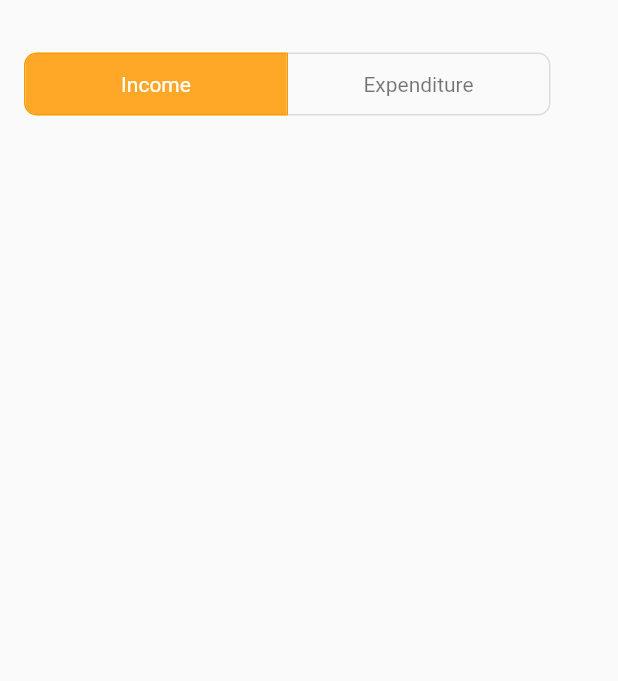
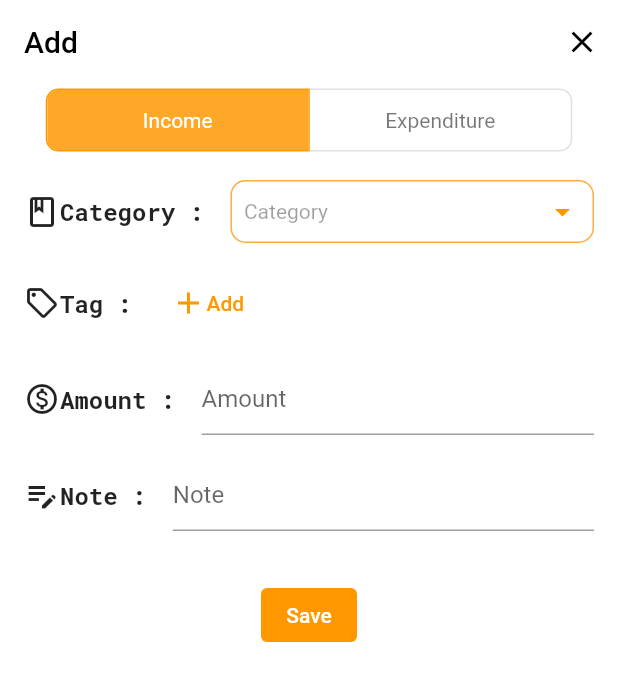
Before and after one commit to HCKUO1117/accounting, a Flutter app: the AddRecodePage screen opened directly, on a phone screen of 412 x 824 dp. Shown: the top 681 px of the screen. Run offline on Flutter 3.47's test engine with Material 2 defaults, Android fonts, the phone set to English and light mode, and no system bars; our stand-ins replace animated_bottom_navigation_bar, flutter_colorpicker, shared_preferences, sqflite, syncfusion_flutter_charts, syncfusion_flutter_datepicker; accounts and stored records are empty.

Commit message:
加入記帳(temp

```diff
--- a/lib/l10n/intl_en.arb
+++ b/lib/l10n/intl_en.arb
@@ -9,5 +9,10 @@
   "icon": "Icon",
   "color": "Color",
   "categoryName": "Category Name",
-  "pleaseEnterName": "Please enter a name"
+  "pleaseEnterName": "Please enter a name",
+  "add": "Add",
+  "edit": "Edit",
+  "amount": "Amount",
+  "note": "Note",
+  "save": "Save"
 }
--- a/lib/l10n/intl_zh_TW.arb
+++ b/lib/l10n/intl_zh_TW.arb
@@ -9,5 +9,10 @@
   "icon": "圖示",
   "color": "顏色",
   "categoryName": "分類名稱",
-  "pleaseEnterName": "請輸入名稱"
+  "pleaseEnterName": "請輸入名稱",
+  "add": "添加",
+  "edit": "編輯",
+  "amount": "金額",
+  "note": "註記",
+  "save": "儲存"
 }
--- a/lib/screens/category/category_screen.dart
+++ b/lib/screens/category/category_screen.dart
@@ -202,6 +202,7 @@ class _CategoryScreenState extends State<CategoryScreen> with TickerProviderStat
                                     topLeft: Radius.circular(20),
                                   ),
                                 ),
+                                isScrollControlled: true,
                                 context: context,
                                 builder: (context) => SingleChildScrollView(
                                   child: AnimatedPadding(
@@ -259,6 +260,7 @@ class _CategoryScreenState extends State<CategoryScreen> with TickerProviderStat
                           ),
                         ),
                         context: context,
+                        isScrollControlled: true,
                         builder: (context) => SingleChildScrollView(
                           child: AnimatedPadding(
                             duration: const Duration(milliseconds: 150),
--- a/lib/screens/dashboard/add_recode_page.dart
+++ b/lib/screens/dashboard/add_recode_page.dart
@@ -1,23 +1,50 @@
+import 'package:accounting/db/accounting_model.dart';
 import 'package:accounting/generated/l10n.dart';
+import 'package:accounting/screens/widget/fake_dropdown_button.dart';
 import 'package:flutter/material.dart';
 
 class AddRecodePage extends StatefulWidget {
-  const AddRecodePage({Key? key}) : super(key: key);
+  final AccountingModel? model;
+
+  const AddRecodePage({Key? key, this.model}) : super(key: key);
 
   @override
   State<AddRecodePage> createState() => _AddRecodePageState();
 }
 
 class _AddRecodePageState extends State<AddRecodePage> {
-  List<bool> _selectedIndex = [true, false];
+  final List<bool> _selectedIndex = [true, false];
+
+  final TextEditingController amount = TextEditingController();
+  final TextEditingController note = TextEditingController();
 
   @override
   Widget build(BuildContext context) {
-    return Padding(
+    return GestureDetector(
+      onTap: () {
+        FocusScope.of(context).unfocus();
+      },
+      child: Scaffold(
+        backgroundColor: Colors.white,
+        appBar: AppBar(
+          elevation: 0,
+          backgroundColor: Colors.white,
+          automaticallyImplyLeading: false,
+          title: Text(widget.model == null ? S.of(context).add : S.of(context).edit),
+          actions: [
+            IconButton(
+              onPressed: () {
+                Navigator.pop(context);
+              },
+              icon: const Icon(Icons.clear),
+            )
+          ],
+        ),
+        body: Container(
+          color: Colors.transparent,
           padding: const EdgeInsets.symmetric(horizontal: 16),
           child: Column(
             children: [
-          const SizedBox(height: 32),
               ToggleButtons(
                 direction: Axis.horizontal,
                 onPressed: (int index) {
@@ -43,7 +70,124 @@ class _AddRecodePageState extends State<AddRecodePage> {
                 ],
               ),
               const SizedBox(height: 16),
+              Row(
+                children: [
+                  const Icon(Icons.book_outlined),
+                  Text(
+                    '${S.of(context).category} : ',
+                    style: const TextStyle(
+                      fontSize: 16,
+                      fontWeight: FontWeight.bold,
+                      fontFamily: 'RobotoMono',
+                    ),
+                  ),
+                  const SizedBox(width: 8),
+                  Expanded(
+                    child: FakeDropDownButton(
+                      hint: S.of(context).category,
+                      onTap: () {
+                        showModalBottomSheet(
+                          backgroundColor: Colors.white,
+                          shape: const RoundedRectangleBorder(
+                            borderRadius: BorderRadius.only(
+                              topRight: Radius.circular(20),
+                              topLeft: Radius.circular(20),
+                            ),
+                          ),
+                          context: context,
+                          builder: (context) => Container(),
+                        );
+                      },
+                    ),
+                  ),
                 ],
+              ),
+              const SizedBox(height: 16),
+              Row(
+                children: [
+                  const Icon(Icons.local_offer_outlined),
+                  Text(
+                    '${S.of(context).tag} : ',
+                    style: const TextStyle(
+                      fontSize: 16,
+                      fontWeight: FontWeight.bold,
+                      fontFamily: 'RobotoMono',
+                    ),
+                  ),
+                  const SizedBox(width: 8),
+                  TextButton(
+                    onPressed: () {},
+                    child: Row(
+                      children: [
+                        const Icon(Icons.add),
+                        Text(S.of(context).add),
+                      ],
+                    ),
+                  ),
+                ],
+              ),
+              const SizedBox(height: 16),
+              Row(
+                children: [
+                  const Icon(Icons.monetization_on_outlined),
+                  Text(
+                    '${S.of(context).amount} : ',
+                    style: const TextStyle(
+                      fontSize: 16,
+                      fontWeight: FontWeight.bold,
+                      fontFamily: 'RobotoMono',
+                    ),
+                  ),
+                  const SizedBox(width: 8),
+                  Expanded(
+                    child: TextField(
+                      controller: amount,
+                      keyboardType: TextInputType.number,
+                      decoration: InputDecoration(
+                        hintText: S.of(context).amount,
+                      ),
+                    ),
+                  )
+                ],
+              ),
+              const SizedBox(height: 16),
+              Row(
+                children: [
+                  const Icon(Icons.edit_note_outlined),
+                  Text(
+                    '${S.of(context).note} : ',
+                    style: const TextStyle(
+                      fontSize: 16,
+                      fontWeight: FontWeight.bold,
+                      fontFamily: 'RobotoMono',
+                    ),
+                  ),
+                  const SizedBox(width: 8),
+                  Expanded(
+                    child: TextField(
+                      controller: note,
+                      decoration: InputDecoration(
+                        hintText: S.of(context).note,
+                      ),
+                    ),
+                  )
+                ],
+              ),
+              const SizedBox(height: 32),
+              ElevatedButton(
+                style: ButtonStyle(
+                  elevation: MaterialStateProperty.all(0),
+                ),
+                onPressed: () {},
+                child: Text(
+                  S.of(context).save,
+                  style: const TextStyle(color: Colors.white),
+                ),
+              ),
+              const SizedBox(height: 32),
+            ],
+          ),
+        ),
       ),
     );
   }
--- a/lib/screens/main_page.dart
+++ b/lib/screens/main_page.dart
@@ -42,21 +42,20 @@ class _MainPageState extends State<MainPage> with TickerProviderStateMixin {
       floatingActionButton: _bottomNavIndex == 0
           ? FloatingActionButton(
               onPressed: () {
+                final double padding = MediaQuery.of(context).padding.top;
                 showModalBottomSheet(
+                  backgroundColor: Colors.white,
                   shape: const RoundedRectangleBorder(
                     borderRadius: BorderRadius.only(
                       topRight: Radius.circular(20),
                       topLeft: Radius.circular(20),
                     ),
                   ),
+                  isScrollControlled: true,
                   context: context,
-                  builder: (context) => SingleChildScrollView(
-                    child: AnimatedPadding(
-                      duration: const Duration(milliseconds: 150),
-                      curve: Curves.easeOut,
-                      padding: EdgeInsets.only(bottom: MediaQuery.of(context).viewInsets.bottom),
-                      child: const AddRecodePage(),
-                    ),
+                  builder: (context) => Padding(
+                    padding: EdgeInsets.only(top: padding),
+                    child: const AddRecodePage(),
                   ),
                 );
               },
--- /dev/null
+++ b/lib/screens/widget/fake_dropdown_button.dart
@@ -0,0 +1,43 @@
+import 'package:accounting/db/category_model.dart';
+import 'package:flutter/material.dart';
+
+class FakeDropDownButton extends StatelessWidget {
+  final String hint;
+  final CategoryModel? model;
+  final VoidCallback onTap;
+
+  const FakeDropDownButton({
+    Key? key,
+    required this.hint,
+    this.model,
+    required this.onTap,
+  }) : super(key: key);
+
+  @override
+  Widget build(BuildContext context) {
+    return GestureDetector(
+      onTap: onTap,
+      child: Container(
+        padding: const EdgeInsets.all(8),
+        decoration: BoxDecoration(
+          borderRadius: BorderRadius.circular(10),
+          border: Border.all(color: Colors.orangeAccent),
+        ),
+        child: Row(
+          children: [
+            if (model == null)
+              Text(
+                hint,
+                style: const TextStyle(color: Colors.black38),
+              ),
+            const Spacer(),
+            const Icon(
+              Icons.arrow_drop_down,
+              color: Colors.orange,
+            )
+          ],
+        ),
+      ),
+    );
+  }
+}
```
Also changed, not shown: lib/generated/intl/messages_en.dart, lib/generated/intl/messages_zh_TW.dart, lib/generated/l10n.dart. Lines whose indentation alone changed are shown as unchanged.
